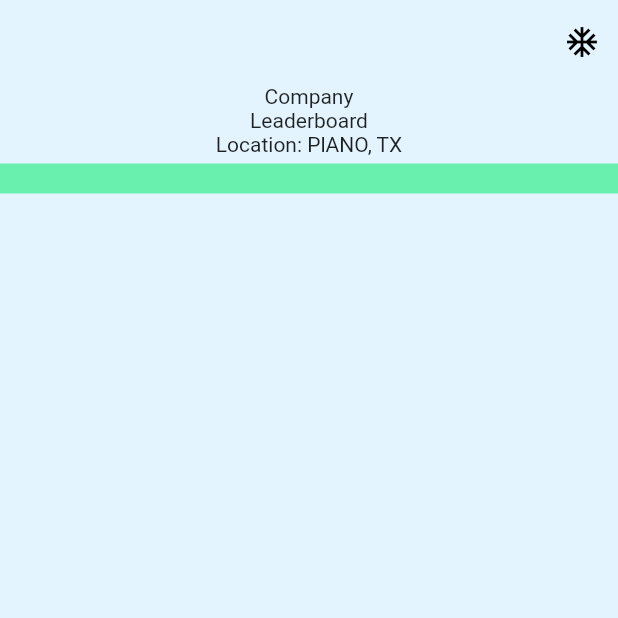
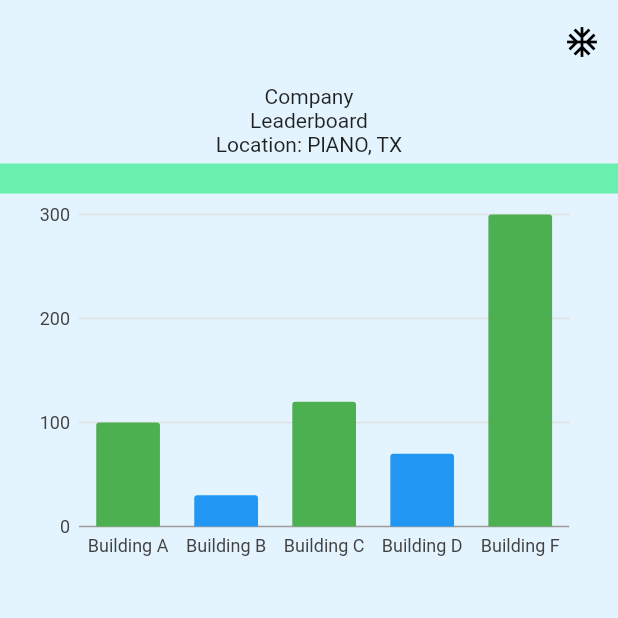
Before and after one commit to SammyOCodes/greengo, a Flutter app: the screen it shows after launch, on a phone screen of 412 x 824 dp, the top half of it. Run offline on Flutter 3.47's test engine with Material 2 defaults, Android fonts, the light colour scheme and no system bars; our stand-ins replace charts_flutter, firebase_auth, firebase_core, percent_indicator; accounts and stored records are empty.

Commit message:
finished graph for analytics

```diff
--- a/lib/screens/analytics_screen.dart
+++ b/lib/screens/analytics_screen.dart
@@ -1,6 +1,9 @@
 import 'package:flutter/material.dart';
 import 'package:flutter/src/foundation/key.dart';
 import 'package:flutter/src/widgets/framework.dart';
+import 'package:charts_flutter/flutter.dart' as charts;
+import 'graphing/building_score.dart';
+import 'graphing/graph_score.dart';
 
 class AnalyticsScreen extends StatefulWidget {
   const AnalyticsScreen({Key? key}) : super(key: key);
@@ -10,6 +13,33 @@ class AnalyticsScreen extends StatefulWidget {
 }
 
 class _AnalyticsScreenState extends State<AnalyticsScreen> {
+  final List<ScoreGraph> data = [
+    ScoreGraph(
+      building: "Building A",
+      score: 100,
+      barColor: charts.ColorUtil.fromDartColor(Colors.green),
+    ),
+    ScoreGraph(
+      building: "Building B",
+      score: 30,
+      barColor: charts.ColorUtil.fromDartColor(Colors.blue),
+    ),
+    ScoreGraph(
+      building: "Building C",
+      score: 120,
+      barColor: charts.ColorUtil.fromDartColor(Colors.green),
+    ),
+    ScoreGraph(
+      building: "Building D",
+      score: 70,
+      barColor: charts.ColorUtil.fromDartColor(Colors.blue),
+    ),
+    ScoreGraph(
+      building: "Building F",
+      score: 300,
+      barColor: charts.ColorUtil.fromDartColor(Colors.green),
+    ),
+  ];
   @override
   Widget build(BuildContext context) {
     return Scaffold(
@@ -32,8 +62,14 @@ class _AnalyticsScreenState extends State<AnalyticsScreen> {
           Container(
             color: Colors.greenAccent,
             height: 20,
+          ),
+          Container(
+            height: 250,
+            width: 375,
+            child: ScoreChart(data: data,)
           )
         ],
+
       ),
     );
   }
--- /dev/null
+++ b/lib/screens/graphing/building_score.dart
@@ -0,0 +1,14 @@
+import 'package:charts_flutter/flutter.dart' as charts;
+import 'package:flutter/foundation.dart';
+
+class ScoreGraph {
+  final String building;
+  final int score;
+  final charts.Color barColor;
+
+  ScoreGraph({
+    required this.building,
+    required this.score,
+    required this.barColor
+  });
+}
--- /dev/null
+++ b/lib/screens/graphing/graph_score.dart
@@ -0,0 +1,23 @@
+import 'package:flutter/material.dart';
+import 'package:charts_flutter/flutter.dart' as charts;
+import 'building_score.dart';
+class ScoreChart extends StatelessWidget {
+  final List<ScoreGraph> data;
+
+  ScoreChart({required this.data});
+
+  @override
+  Widget build(BuildContext context) {
+    List<charts.Series<ScoreGraph, String>> series
+    = [
+      charts.Series(
+        id: "Score",
+        data: data,
+        domainFn: (ScoreGraph series, _) => series.building,
+        measureFn: (ScoreGraph series, _) => series.score,
+        colorFn: (ScoreGraph series, _) => series.barColor
+      )
+    ];
+    return charts.BarChart(series,animate:true);
+  }
+}
```
